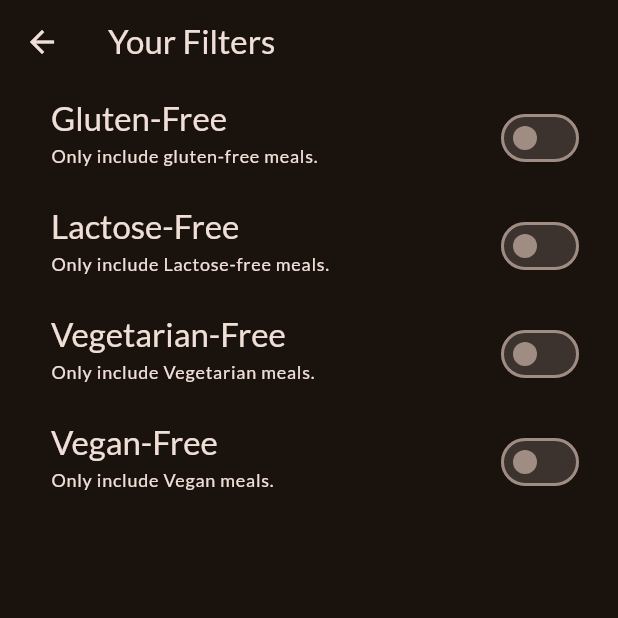
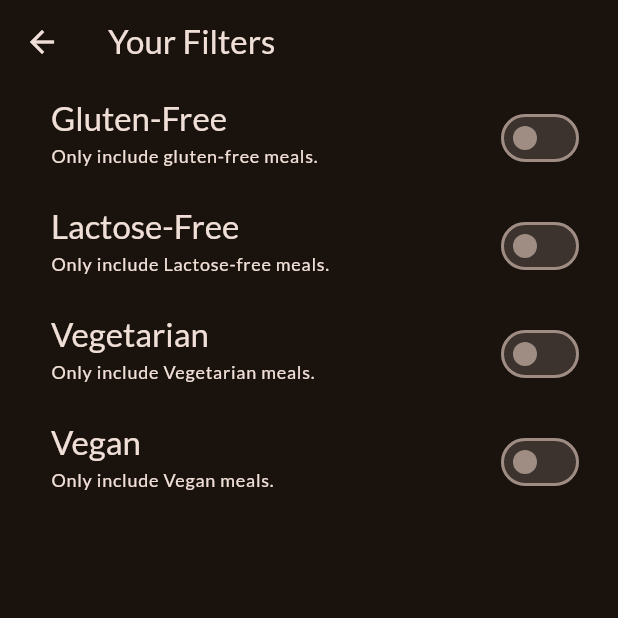
Before and after one commit to mobilapp2024/meals_app, a Flutter app: the FiltersScreen screen opened directly, on a phone screen of 412 x 824 dp, the top half of it. Run offline on Flutter 3.47's test engine with Material 3 defaults, Android fonts, the phone set to English and light mode, and no system bars; our stand-ins replace flutter_riverpod, google_fonts, transparent_image.

Commit message:
fixed typo

```diff
--- a/meals_app/lib/providers/meals_provider.dart
+++ b/meals_app/lib/providers/meals_provider.dart
@@ -1,6 +1,7 @@
 import 'package:flutter_riverpod/flutter_riverpod.dart';
 import 'package:meals_app/data/dummy_data.dart';
 
+//Tested provider
 final mealsProvider = Provider((ref) {
   return dummyMeals;
 });
--- a/meals_app/lib/screens/filters.dart
+++ b/meals_app/lib/screens/filters.dart
@@ -2,10 +2,17 @@ import 'package:flutter/material.dart';
 import 'package:meals_app/providers/filters_provider.dart';
 import 'package:flutter_riverpod/flutter_riverpod.dart';
 
+/// A screen that allows users to apply dietary filters to meals.
+///
+/// This screen provides switches for different dietary filters such as
+/// gluten-free, lactose-free, vegetarian, and vegan, and updates the
+/// filter state accordingly.
 class FiltersScreen extends ConsumerWidget {
   const FiltersScreen({super.key});
+
   @override
   Widget build(BuildContext context, WidgetRef ref) {
+    // Watches the current active filters from the filtersProvider.
     final activeFilters = ref.watch(filtersProvider);
 
     return Scaffold(
@@ -14,6 +21,7 @@ class FiltersScreen extends ConsumerWidget {
       ),
       body: Column(
         children: [
+          // Switch for gluten-free filter
           SwitchListTile(
             value: activeFilters[Filter.glutenFree]!,
             onChanged: (isChecked) {
@@ -37,6 +45,8 @@ class FiltersScreen extends ConsumerWidget {
               right: 22,
             ),
           ),
+
+          // Switch for lactose-free filter
           SwitchListTile(
             value: activeFilters[Filter.lactoseFree]!,
             onChanged: (isChecked) {
@@ -60,13 +70,15 @@ class FiltersScreen extends ConsumerWidget {
               right: 22,
             ),
           ),
+
+          // Switch for vegetarian filter
           SwitchListTile(
             value: activeFilters[Filter.vegetarian]!,
             onChanged: (isChecked) {
               ref.read(filtersProvider.notifier).setFilter(Filter.vegetarian, isChecked);
             },
             title: Text(
-                'Vegetarian-Free',
+              'Vegetarian',
               style: Theme.of(context).textTheme.titleLarge!.copyWith(
                     color: Theme.of(context).colorScheme.onSurface,
                   ),
@@ -83,13 +95,15 @@ class FiltersScreen extends ConsumerWidget {
               right: 22,
             ),
           ),
+
+          // Switch for vegan filter
           SwitchListTile(
             value: activeFilters[Filter.vegan]!,
             onChanged: (isChecked) {
               ref.read(filtersProvider.notifier).setFilter(Filter.vegan, isChecked);
             },
             title: Text(
-                'Vegan-Free',
+              'Vegan',
               style: Theme.of(context).textTheme.titleLarge!.copyWith(
                     color: Theme.of(context).colorScheme.onSurface,
                   ),
--- a/meals_app/lib/widgets/main_drawer.dart
+++ b/meals_app/lib/widgets/main_drawer.dart
@@ -1,9 +1,11 @@
 import 'package:flutter/material.dart';
 
+/// A widget representing a side navigation drawer with options for navigating
+/// to different screens in the app.
 class MainDrawer extends StatelessWidget {
   const MainDrawer({super.key, required this.onSelectScreen});
 
-  final void Function(String identifier) onSelectScreen;
+  final void Function(String identifier) onSelectScreen; // Callback to navigate between screens.
 
   @override
   Widget build(BuildContext context) {
@@ -45,6 +47,7 @@ class MainDrawer extends StatelessWidget {
               ],
             ),
           ),
+          // ListTile for navigating to the Meals screen.
           ListTile(
             leading: Icon(
               Icons.restaurant,
@@ -62,6 +65,7 @@ class MainDrawer extends StatelessWidget {
               onSelectScreen('meals');
             },
           ),
+          // ListTile for navigating to the Filters screen.
           ListTile(
             leading: Icon(
               Icons.settings,
--- a/meals_app/lib/widgets/meal_item.dart
+++ b/meals_app/lib/widgets/meal_item.dart
@@ -3,6 +3,8 @@ import 'package:meals_app/models/meal.dart';
 import 'package:meals_app/widgets/meal_item_trait.dart';
 import 'package:transparent_image/transparent_image.dart';
 
+/// A widget that displays the details of a meal, including its title,
+/// image, duration, complexity, and affordability.
 class MealItem extends StatelessWidget {
   const MealItem({
     super.key,
@@ -13,11 +15,13 @@ class MealItem extends StatelessWidget {
   final Meal meal;
   final void Function(Meal meal) onSelectMeal;
 
+  /// Returns a capitalized string of the meal's complexity.
   String get complexityText {
     return meal.complexity.name[0].toUpperCase() +
         meal.complexity.name.substring(1);
   }
 
+  /// Returns a capitalized string of the meal's affordability.
   String get affordabilityText {
     return meal.affordability.name[0].toUpperCase() +
         meal.affordability.name.substring(1);
--- a/meals_app/lib/widgets/meal_item_trait.dart
+++ b/meals_app/lib/widgets/meal_item_trait.dart
@@ -1,15 +1,19 @@
 import 'package:flutter/material.dart';
 
+/// A widget that displays an icon and a label in a horizontal row,
+/// typically used to represent traits of a meal.
 class MealItemTrait extends StatelessWidget {
   const MealItemTrait({super.key, required this.icon, required this.label});
 
   final IconData icon;
+
   final String label;
 
   @override
   Widget build(BuildContext context) {
     return Row(
       children: [
+        // Icon representing the trait.
         Icon(
           icon,
           size: 17,
@@ -18,6 +22,7 @@ class MealItemTrait extends StatelessWidget {
         const SizedBox(
           width: 6,
         ),
+        // Text label for the trait.
         Text(
           label,
           style: const TextStyle(
```
Also changed, not shown: meals_app/lib/providers/favorites_provider.dart (+8 -0 lines), meals_app/lib/providers/filters_provider.dart (+10 -0 lines), meals_app/lib/screens/categories.dart (+8 -0 lines), meals_app/lib/screens/meal_details.dart (+29 -16 lines), meals_app/lib/screens/meals.dart (+18 -8 lines), meals_app/lib/screens/tabs.dart (+11 -9 lines), meals_app/lib/widgets/category_grid_item.dart (+9 -3 lines). Lines whose indentation alone changed are shown as unchanged.
